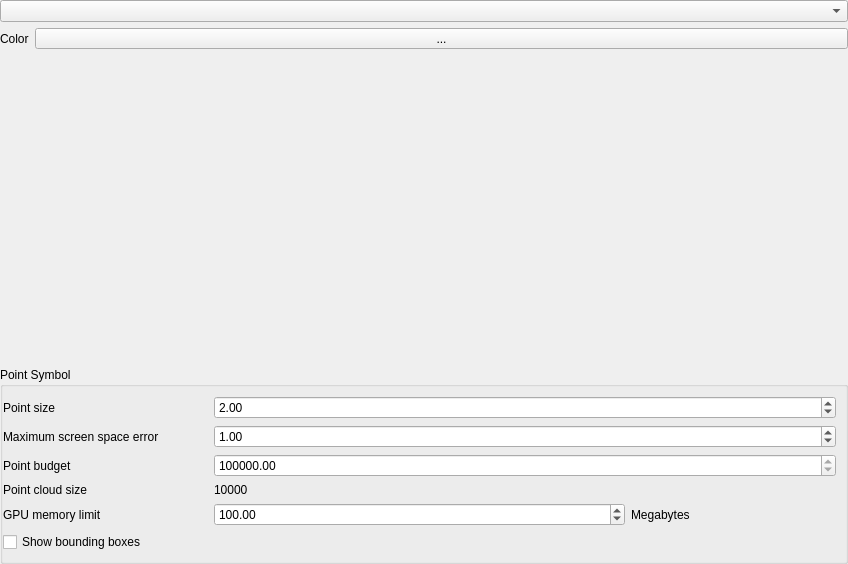
Above: src/ui/3d/qgspointcloud3dsymbolwidget.ui from qgis/QGIS before the change. Below: the same form after it.
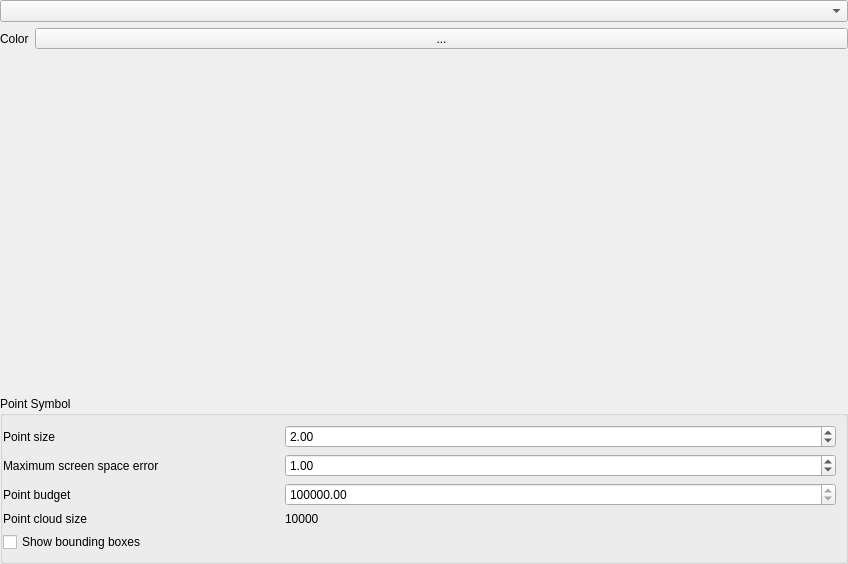
That is the form after the change. Custom widgets are drawn as their Qt base class.

Diff of the .ui file:
```diff
--- a/src/ui/3d/qgspointcloud3dsymbolwidget.ui
+++ b/src/ui/3d/qgspointcloud3dsymbolwidget.ui
@@ -43,10 +43,26 @@
       </property>
       <item row="1" column="0">
        <layout class="QGridLayout" name="gridLayout_7">
-        <item row="1" column="0">
-         <widget class="QLabel" name="label_4">
-          <property name="text">
-           <string>Maximum screen space error</string>
+        <item row="2" column="1" colspan="2">
+         <widget class="QDoubleSpinBox" name="mPointBudgetSpinBox">
+          <property name="enabled">
+           <bool>true</bool>
+          </property>
+          <property name="minimum">
+           <double>100000.000000000000000</double>
+          </property>
+          <property name="maximum">
+           <double>99999999.000000000000000</double>
+          </property>
+         </widget>
+        </item>
+        <item row="1" column="1" colspan="2">
+         <widget class="QgsDoubleSpinBox" name="mMaxScreenErrorSpinBox">
+          <property name="maximum">
+           <double>100000.000000000000000</double>
+          </property>
+          <property name="value">
+           <double>1.000000000000000</double>
           </property>
          </widget>
         </item>
@@ -63,14 +79,14 @@
           </property>
          </widget>
         </item>
-        <item row="3" column="1" colspan="3">
-         <widget class="QLabel" name="mPointCloudSizeLabel">
+        <item row="2" column="0">
+         <widget class="QLabel" name="label">
           <property name="text">
-           <string>10000</string>
+           <string>Point budget</string>
           </property>
          </widget>
         </item>
-        <item row="0" column="1" colspan="3">
+        <item row="0" column="1" colspan="2">
          <widget class="QgsDoubleSpinBox" name="mPointSizeSpinBox">
           <property name="sizePolicy">
            <sizepolicy hsizetype="MinimumExpanding" vsizetype="Fixed">
@@ -86,29 +102,6 @@
           </property>
          </widget>
         </item>
-        <item row="2" column="1" colspan="3">
-         <widget class="QDoubleSpinBox" name="mPointBudgetSpinBox">
-          <property name="enabled">
-           <bool>true</bool>
-          </property>
-          <property name="minimum">
-           <double>100000.000000000000000</double>
-          </property>
-          <property name="maximum">
-           <double>99999999.000000000000000</double>
-          </property>
-         </widget>
-        </item>
-        <item row="1" column="1" colspan="3">
-         <widget class="QgsDoubleSpinBox" name="mMaxScreenErrorSpinBox">
-          <property name="maximum">
-           <double>100000.000000000000000</double>
-          </property>
-          <property name="value">
-           <double>1.000000000000000</double>
-          </property>
-         </widget>
-        </item>
         <item row="3" column="0">
          <widget class="QLabel" name="label_7">
           <property name="text">
@@ -116,37 +109,17 @@
           </property>
          </widget>
         </item>
-        <item row="2" column="0">
-         <widget class="QLabel" name="label">
+        <item row="3" column="1" colspan="2">
+         <widget class="QLabel" name="mPointCloudSizeLabel">
           <property name="text">
-           <string>Point budget</string>
+           <string>10000</string>
           </property>
          </widget>
         </item>
-        <item row="4" column="0">
-         <widget class="QLabel" name="label_8">
+        <item row="1" column="0">
+         <widget class="QLabel" name="label_4">
           <property name="text">
-           <string>GPU memory limit</string>
-          </property>
-         </widget>
-        </item>
-        <item row="4" column="3">
-         <widget class="QLabel" name="label_9">
-          <property name="text">
-           <string>Megabytes</string>
-          </property>
-         </widget>
-        </item>
-        <item row="4" column="1" colspan="2">
-         <widget class="QDoubleSpinBox" name="mGpuMemoryLimitDoubleSpinBox">
-          <property name="minimum">
-           <double>10.000000000000000</double>
-          </property>
-          <property name="maximum">
-           <double>4092.000000000000000</double>
-          </property>
-          <property name="value">
-           <double>100.000000000000000</double>
+           <string>Maximum screen space error</string>
           </property>
          </widget>
         </item>
```
